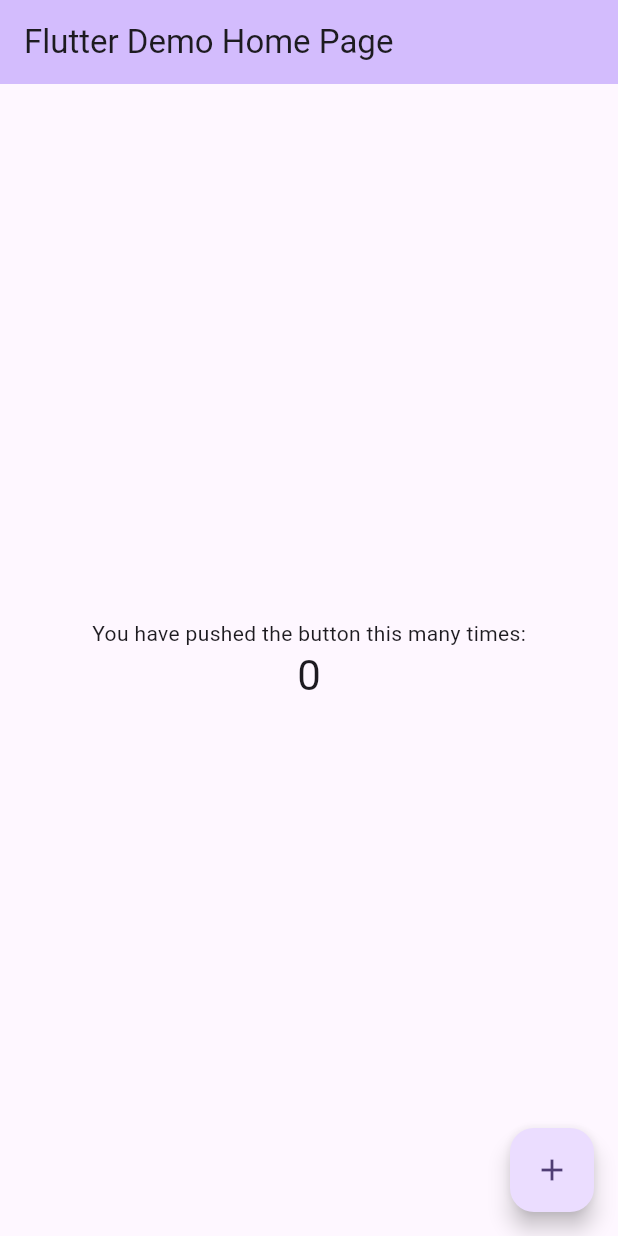
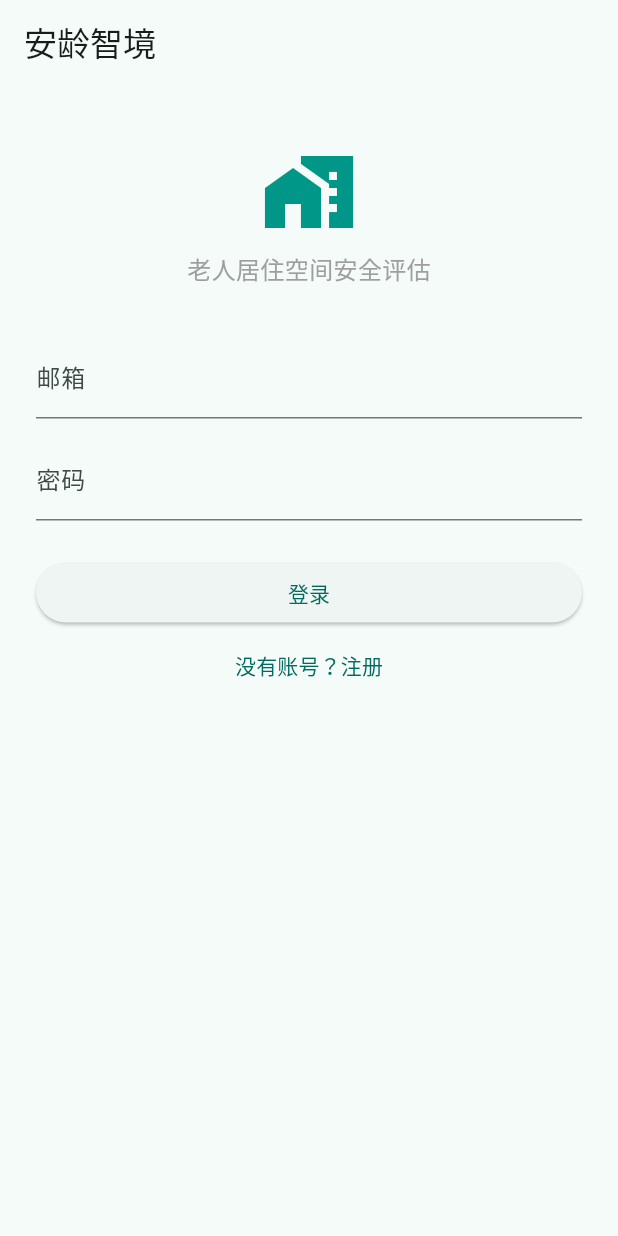
Before and after one commit to adamzoeee/anjing-vision, a Flutter app: the screen it shows after launch, on a phone screen of 412 x 824 dp. Run offline on Flutter 3.47's test engine with Material 3 defaults, Android fonts, the phone set to English and light mode, and no system bars; our stand-ins replace dio, shared_preferences; accounts and stored records are empty.

Commit message:
feat: 登录态管理与登录/注册页（B3）

```diff
--- a/app/lib/main.dart
+++ b/app/lib/main.dart
@@ -1,121 +1,29 @@
 import 'package:flutter/material.dart';
+import 'package:provider/provider.dart';
+import 'api/client.dart';
+import 'pages/login_page.dart';
+import 'pages/projects_page.dart';
+import 'state/auth_store.dart';
 
 void main() {
-  runApp(const MyApp());
+  runApp(const AnjingApp());
 }
 
-class MyApp extends StatelessWidget {
-  const MyApp({super.key});
-
-  // This widget is the root of your application.
+class AnjingApp extends StatelessWidget {
+  const AnjingApp({super.key});
   @override
   Widget build(BuildContext context) {
-    return MaterialApp(
-      title: 'Flutter Demo',
-      theme: ThemeData(
-        // This is the theme of your application.
-        //
-        // TRY THIS: Try running your application with "flutter run". You'll see
-        // the application has a purple toolbar. Then, without quitting the app,
-        // try changing the seedColor in the colorScheme below to Colors.green
-        // and then invoke "hot reload" (save your changes or press the "hot
-        // reload" button in a Flutter-supported IDE, or press "r" if you used
-        // the command line to start the app).
-        //
-        // Notice that the counter didn't reset back to zero; the application
-        // state is not lost during the reload. To reset the state, use hot
-        // restart instead.
-        //
-        // This works for code too, not just values: Most code changes can be
-        // tested with just a hot reload.
-        colorScheme: .fromSeed(seedColor: Colors.deepPurple),
-      ),
-      home: const MyHomePage(title: 'Flutter Demo Home Page'),
-    );
-  }
-}
-
-class MyHomePage extends StatefulWidget {
-  const MyHomePage({super.key, required this.title});
-
-  // This widget is the home page of your application. It is stateful, meaning
-  // that it has a State object (defined below) that contains fields that affect
-  // how it looks.
-
-  // This class is the configuration for the state. It holds the values (in this
-  // case the title) provided by the parent (in this case the App widget) and
-  // used by the build method of the State. Fields in a Widget subclass are
-  // always marked "final".
-
-  final String title;
-
-  @override
-  State<MyHomePage> createState() => _MyHomePageState();
-}
-
-class _MyHomePageState extends State<MyHomePage> {
-  int _counter = 0;
-
-  void _incrementCounter() {
-    setState(() {
-      // This call to setState tells the Flutter framework that something has
-      // changed in this State, which causes it to rerun the build method below
-      // so that the display can reflect the updated values. If we changed
-      // _counter without calling setState(), then the build method would not be
-      // called again, and so nothing would appear to happen.
-      _counter++;
-    });
-  }
-
-  @override
-  Widget build(BuildContext context) {
-    // This method is rerun every time setState is called, for instance as done
-    // by the _incrementCounter method above.
-    //
-    // The Flutter framework has been optimized to make rerunning build methods
-    // fast, so that you can just rebuild anything that needs updating rather
-    // than having to individually change instances of widgets.
-    return Scaffold(
-      appBar: AppBar(
-        // TRY THIS: Try changing the color here to a specific color (to
-        // Colors.amber, perhaps?) and trigger a hot reload to see the AppBar
-        // change color while the other colors stay the same.
-        backgroundColor: Theme.of(context).colorScheme.inversePrimary,
-        // Here we take the value from the MyHomePage object that was created by
-        // the App.build method, and use it to set our appbar title.
-        title: Text(widget.title),
-      ),
-      body: Center(
-        // Center is a layout widget. It takes a single child and positions it
-        // in the middle of the parent.
-        child: Column(
-          // Column is also a layout widget. It takes a list of children and
-          // arranges them vertically. By default, it sizes itself to fit its
-          // children horizontally, and tries to be as tall as its parent.
-          //
-          // Column has various properties to control how it sizes itself and
-          // how it positions its children. Here we use mainAxisAlignment to
-          // center the children vertically; the main axis here is the vertical
-          // axis because Columns are vertical (the cross axis would be
-          // horizontal).
-          //
-          // TRY THIS: Invoke "debug painting" (choose the "Toggle Debug Paint"
-          // action in the IDE, or press "p" in the console), to see the
-          // wireframe for each widget.
-          mainAxisAlignment: .center,
-          children: [
-            const Text('You have pushed the button this many times:'),
-            Text(
-              '$_counter',
-              style: Theme.of(context).textTheme.headlineMedium,
-            ),
-          ],
-        ),
-      ),
-      floatingActionButton: FloatingActionButton(
-        onPressed: _incrementCounter,
-        tooltip: 'Increment',
-        child: const Icon(Icons.add),
+    final api = ApiClient();
+    return ChangeNotifierProvider(
+      create: (_) => AuthStore(api)..restore(),
+      child: MaterialApp(
+        title: '安龄智境',
+        theme: ThemeData(colorSchemeSeed: Colors.teal, useMaterial3: true),
+        initialRoute: '/login',
+        routes: {
+          '/login': (_) => const LoginPage(),
+          '/projects': (_) => const ProjectsPage(),
+        },
       ),
     );
   }
--- /dev/null
+++ b/app/lib/pages/login_page.dart
@@ -0,0 +1,69 @@
+import 'package:flutter/material.dart';
+import 'package:provider/provider.dart';
+import '../state/auth_store.dart';
+
+class LoginPage extends StatefulWidget {
+  const LoginPage({super.key});
+  @override
+  State<LoginPage> createState() => _LoginPageState();
+}
+
+class _LoginPageState extends State<LoginPage> {
+  final _email = TextEditingController();
+  final _pw = TextEditingController();
+  bool _register = false;
+  final _org = TextEditingController();
+  final _name = TextEditingController();
+
+  @override
+  void dispose() {
+    _email.dispose(); _pw.dispose(); _org.dispose(); _name.dispose();
+    super.dispose();
+  }
+
+  Future<void> _submit() async {
+    final store = context.read<AuthStore>();
+    final ok = _register
+        ? await store.register(_org.text, _name.text, _email.text, _pw.text)
+        : await store.login(_email.text, _pw.text);
+    if (ok && mounted) Navigator.of(context).pushReplacementNamed('/projects');
+  }
+
+  @override
+  Widget build(BuildContext context) {
+    final store = context.watch<AuthStore>();
+    return Scaffold(
+      appBar: AppBar(title: const Text('安龄智境')),
+      body: SingleChildScrollView(
+        padding: const EdgeInsets.all(24),
+        child: Column(children: [
+          const SizedBox(height: 16),
+          const Icon(Icons.home_work, size: 64, color: Colors.teal),
+          const SizedBox(height: 8),
+          const Text('老人居住空间安全评估', style: TextStyle(fontSize: 16, color: Colors.grey)),
+          const SizedBox(height: 32),
+          TextField(controller: _email, decoration: const InputDecoration(labelText: '邮箱')),
+          const SizedBox(height: 12),
+          TextField(controller: _pw, obscureText: true, decoration: const InputDecoration(labelText: '密码')),
+          if (_register) ...[
+            const SizedBox(height: 12),
+            TextField(controller: _org, decoration: const InputDecoration(labelText: '机构名称')),
+            const SizedBox(height: 12),
+            TextField(controller: _name, decoration: const InputDecoration(labelText: '姓名')),
+          ],
+          if (store.error != null) ...[
+            const SizedBox(height: 12),
+            Text(store.error!, style: const TextStyle(color: Colors.red)),
+          ],
+          const SizedBox(height: 24),
+          SizedBox(width: double.infinity, child: ElevatedButton(
+            onPressed: store.loading ? null : _submit,
+            child: Text(_register ? '注册并登录' : '登录'))),
+          TextButton(
+            onPressed: () => setState(() => _register = !_register),
+            child: Text(_register ? '已有账号？去登录' : '没有账号？注册')),
+        ]),
+      ),
+    );
+  }
+}
```
Also changed, not shown: app/lib/pages/projects_page.dart (added, +9 -0 lines), app/lib/state/auth_store.dart (added, +59 -0 lines).
